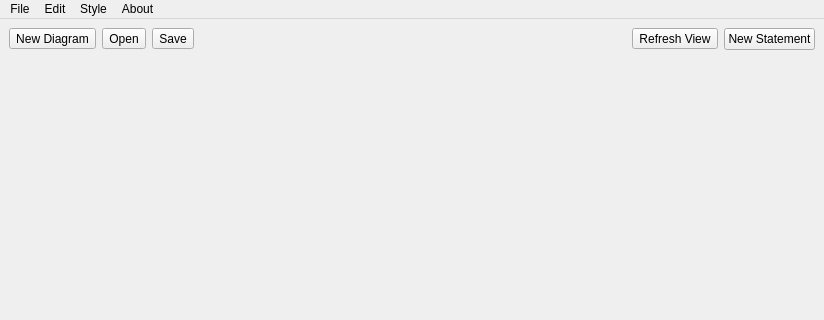
Qt form forms/mainwindow.ui (NaoPross/OrbitingYeti) before a commit; both pictures show x 0 to 824 and y 0 to 320 of the 824 by 601 pixel window.
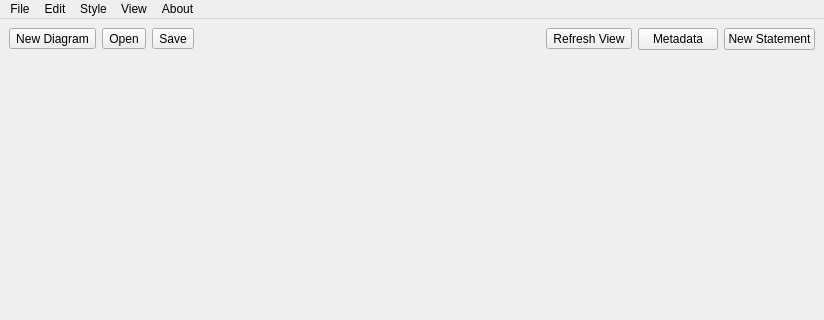
The same form after that commit. Icons and pictures are not drawn.

The edit to the form file:
```diff
--- a/forms/mainwindow.ui
+++ b/forms/mainwindow.ui
@@ -10,6 +10,12 @@
     <height>601</height>
    </rect>
   </property>
+  <property name="sizePolicy">
+   <sizepolicy hsizetype="Expanding" vsizetype="Expanding">
+    <horstretch>0</horstretch>
+    <verstretch>0</verstretch>
+   </sizepolicy>
+  </property>
   <property name="windowTitle">
    <string>MainWindow</string>
   </property>
@@ -21,22 +27,22 @@
     <bool>true</bool>
    </property>
    <property name="sizePolicy">
-    <sizepolicy hsizetype="Maximum" vsizetype="Maximum">
+    <sizepolicy hsizetype="Expanding" vsizetype="Expanding">
      <horstretch>0</horstretch>
      <verstretch>0</verstretch>
     </sizepolicy>
    </property>
    <property name="maximumSize">
     <size>
-     <width>824</width>
-     <height>548</height>
+     <width>10000</width>
+     <height>10000</height>
     </size>
    </property>
    <property name="layoutDirection">
     <enum>Qt::LeftToRight</enum>
    </property>
-   <layout class="QVBoxLayout" name="verticalLayout_2">
-    <item>
+   <layout class="QGridLayout" name="gridLayout">
+    <item row="0" column="0">
      <layout class="QVBoxLayout" name="verticalLayout">
       <property name="sizeConstraint">
        <enum>QLayout::SetMaximumSize</enum>
@@ -95,7 +101,15 @@
            <string>Refresh View</string>
           </property>
           <property name="icon">
-           <iconset theme="view-refresh"/>
+           <iconset theme="view-refresh">
+            <normaloff>.</normaloff>.</iconset>
+          </property>
+         </widget>
+        </item>
+        <item>
+         <widget class="QPushButton" name="metadataButton">
+          <property name="text">
+           <string>Metadata</string>
           </property>
          </widget>
         </item>
@@ -174,9 +188,17 @@
     </property>
     <addaction name="actionFont"/>
    </widget>
+   <widget class="QMenu" name="menuView">
+    <property name="title">
+     <string>View</string>
+    </property>
+    <addaction name="actionToolbar"/>
+    <addaction name="actionStatusbar"/>
+   </widget>
    <addaction name="menuFIle"/>
    <addaction name="menuEdit"/>
    <addaction name="menuStyle"/>
+   <addaction name="menuView"/>
    <addaction name="menuAbout"/>
   </widget>
   <widget class="QStatusBar" name="statusbar"/>
```
Left out of the diff: 42 changed lines with no effect on the pictures.
